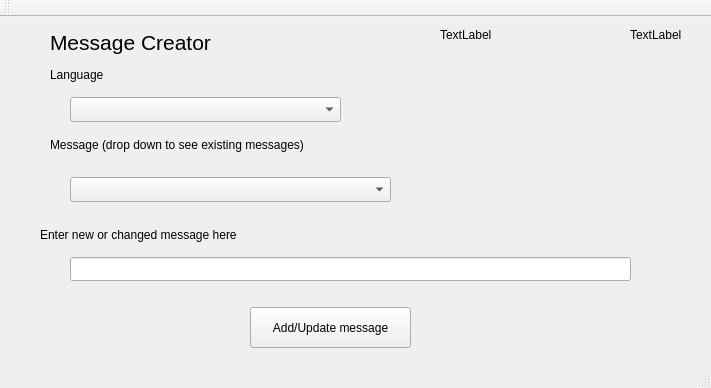
ipa320/accompany, file messageCreator/mainwindow.ui: the form before one commit.
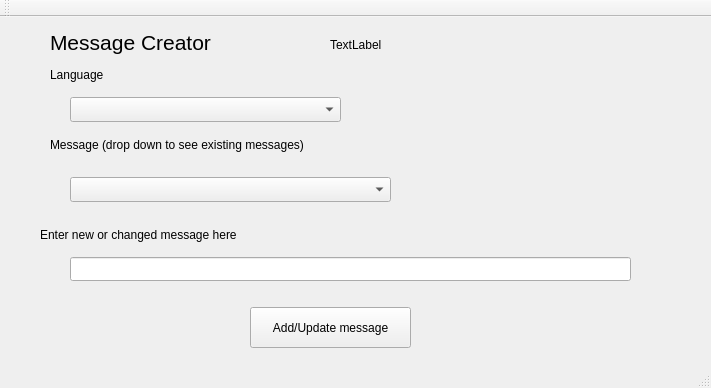
The form after the commit.

Diff of the .ui file:
```diff
--- a/messageCreator/mainwindow.ui
+++ b/messageCreator/mainwindow.ui
@@ -68,22 +68,9 @@
    <widget class="QLabel" name="locnLabel">
     <property name="geometry">
      <rect>
-      <x>630</x>
-      <y>10</y>
-      <width>62</width>
-      <height>16</height>
-     </rect>
-    </property>
-    <property name="text">
-     <string>TextLabel</string>
-    </property>
-   </widget>
-   <widget class="QLabel" name="userLabel">
-    <property name="geometry">
-     <rect>
-      <x>440</x>
-      <y>10</y>
-      <width>141</width>
+      <x>330</x>
+      <y>20</y>
+      <width>361</width>
       <height>16</height>
      </rect>
     </property>
```
